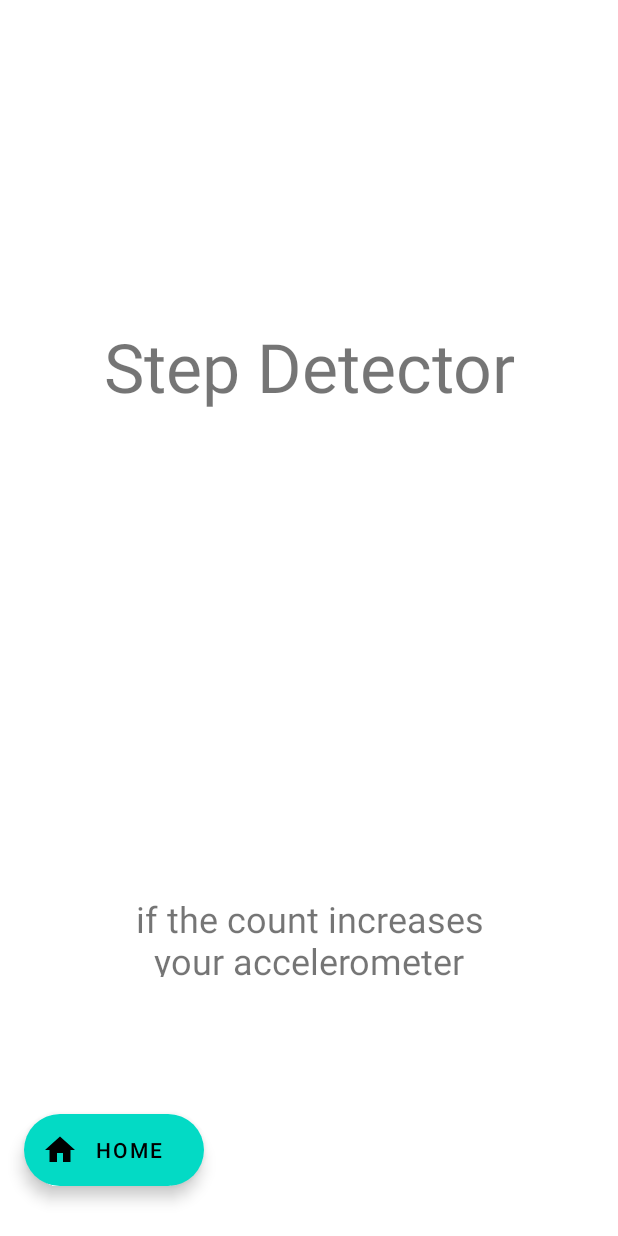
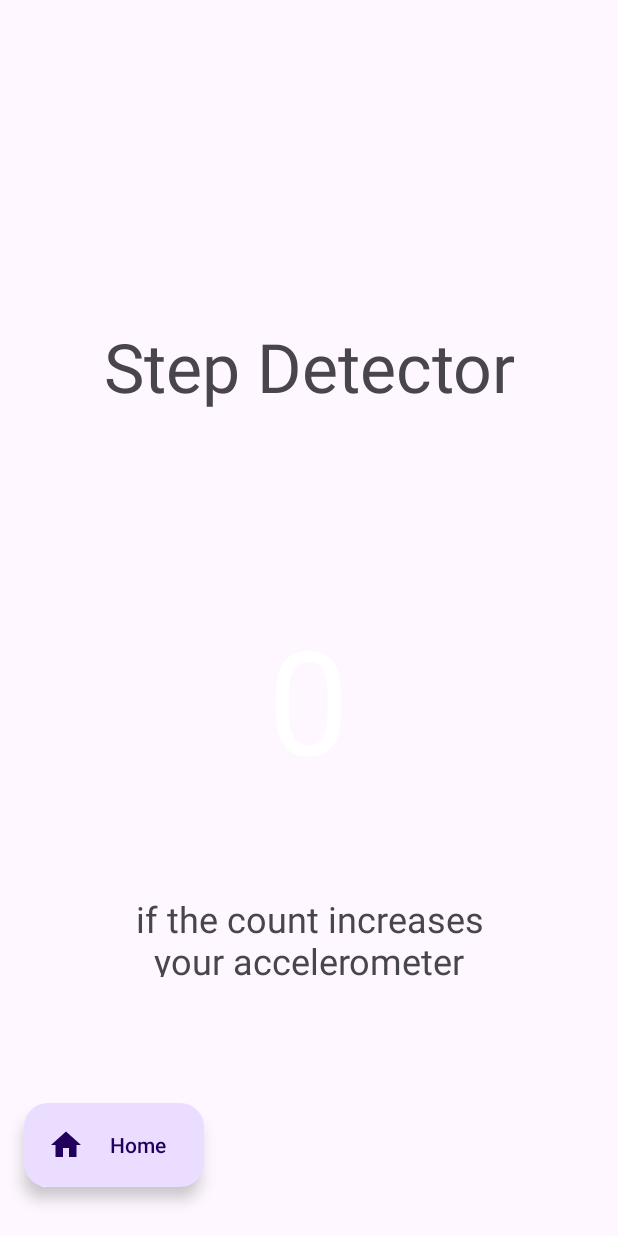
Before and after one commit to eyren24/DiagnosticTool, an Android app built with Jetpack Compose: the layout activity_test_accellerometro.xml on its own in the app's theme, with its tools: preview values and no code run, on a phone screen of 412 x 824 dp. Run offline under Robolectric (Android 15) with nearby library versions, the phone set to English and light mode, and no system bars; Roboto replaces fonts that are not available here.

Commit message:
- fix renew home interface

```diff
--- a/app/build.gradle
+++ b/app/build.gradle
@@ -29,13 +29,12 @@ android {
 
 dependencies {
     implementation 'androidx.biometric:biometric:1.2.0-alpha04'
-    implementation 'com.google.android.material:material:1.8.0-alpha01'
     implementation 'androidx.appcompat:appcompat:1.5.1'
-    implementation 'com.google.android.material:material:1.6.1'
     implementation 'androidx.constraintlayout:constraintlayout:2.1.4'
     implementation 'androidx.camera:camera-core:1.1.0'
     implementation 'androidx.compose.ui:ui-tooling-preview:1.2.1'
     implementation 'androidx.lifecycle:lifecycle-viewmodel-ktx:2.5.1'
+    implementation 'com.google.android.material:material:1.6.1'
     testImplementation 'junit:junit:4.13.2'
     androidTestImplementation 'androidx.test.ext:junit:1.1.3'
     androidTestImplementation 'androidx.test.espresso:espresso-core:3.4.0'
--- /dev/null
+++ b/app/src/main/res/color/bottom_navigation_tint.xml
@@ -0,0 +1,5 @@
+<?xml version="1.0" encoding="utf-8"?>
+<selector xmlns:android="http://schemas.android.com/apk/res/android">
+    <item android:alpha="1.0" android:color="?attr/colorOnPrimary" android:state_checked="true" />
+    <item android:alpha="0.6" android:color="?attr/colorOnPrimary" />
+</selector>
--- /dev/null
+++ b/app/src/main/res/drawable/ic_baseline_history_24.xml
@@ -0,0 +1,5 @@
+<vector android:height="24dp" android:tint="#000000"
+    android:viewportHeight="24" android:viewportWidth="24"
+    android:width="24dp" xmlns:android="http://schemas.android.com/apk/res/android">
+    <path android:fillColor="@android:color/white" android:pathData="M13,3c-4.97,0 -9,4.03 -9,9L1,12l3.89,3.89 0.07,0.14L9,12L6,12c0,-3.87 3.13,-7 7,-7s7,3.13 7,7 -3.13,7 -7,7c-1.93,0 -3.68,-0.79 -4.94,-2.06l-1.42,1.42C8.27,19.99 10.51,21 13,21c4.97,0 9,-4.03 9,-9s-4.03,-9 -9,-9zM12,8v5l4.28,2.54 0.72,-1.21 -3.5,-2.08L13.5,8L12,8z"/>
+</vector>
--- a/app/src/main/res/drawable/ic_baseline_home_24.xml
+++ b/app/src/main/res/drawable/ic_baseline_home_24.xml
@@ -1,10 +1,5 @@
-<vector xmlns:android="http://schemas.android.com/apk/res/android"
-    android:width="24dp"
-    android:height="24dp"
-    android:tint="#000000"
-    android:viewportWidth="24"
-    android:viewportHeight="24">
-    <path
-        android:fillColor="@android:color/white"
-        android:pathData="M10,20v-6h4v6h5v-8h3L12,3 2,12h3v8z" />
+<vector android:height="24dp" android:tint="#000000"
+    android:viewportHeight="24" android:viewportWidth="24"
+    android:width="24dp" xmlns:android="http://schemas.android.com/apk/res/android">
+    <path android:fillColor="@android:color/white" android:pathData="M10,20v-6h4v6h5v-8h3L12,3 2,12h3v8z"/>
 </vector>
--- a/app/src/main/res/values/themes.xml
+++ b/app/src/main/res/values/themes.xml
@@ -1,17 +1,24 @@
-<resources xmlns:tools="http://schemas.android.com/tools">
+<resources>
     <!-- Base application theme. -->
-    <style name="Theme.DiagnosticTool" parent="Theme.MaterialComponents.DayNight.DarkActionBar">
+    <style name="Theme.DiagnosticTool" parent="Theme.Material3.DayNight.NoActionBar">
         <!-- Primary brand color. -->
-        <item name="colorPrimary">@color/purple_500</item>
+        <item name="colorPrimary">@color/purple_200</item>
         <item name="colorPrimaryVariant">@color/purple_700</item>
-        <item name="colorOnPrimary">@color/white</item>
+        <item name="colorOnPrimary">@color/black</item>
         <!-- Secondary brand color. -->
         <item name="colorSecondary">@color/teal_200</item>
-        <item name="colorSecondaryVariant">@color/teal_700</item>
+        <item name="colorSecondaryVariant">@color/teal_200</item>
         <item name="colorOnSecondary">@color/black</item>
         <!-- Status bar color. -->
-        <item name="android:statusBarColor" tools:targetApi="l">?attr/colorPrimaryVariant</item>
+        <item name="android:statusBarColor">@color/black</item>
         <!-- Customize your theme here. -->
     </style>
 
+    <style name="AppTheme" parent="Theme.MaterialComponents.Light.DarkActionBar">
+        <!-- Customize your theme here. -->
+        <item name="colorPrimary">@color/purple_200</item>
+        <item name="colorPrimaryDark">@color/black</item>
+        <item name="colorAccent">@color/purple_700</item>
+    </style>
+
 </resources>
```
Also changed, not shown: app/src/main/res/layout/activity_main.xml (+33 -20 lines), app/src/main/res/menu/bottom_nav_menu.xml (added, +14 -0 lines), app/src/main/res/values-night/themes.xml (+8 -0 lines).
